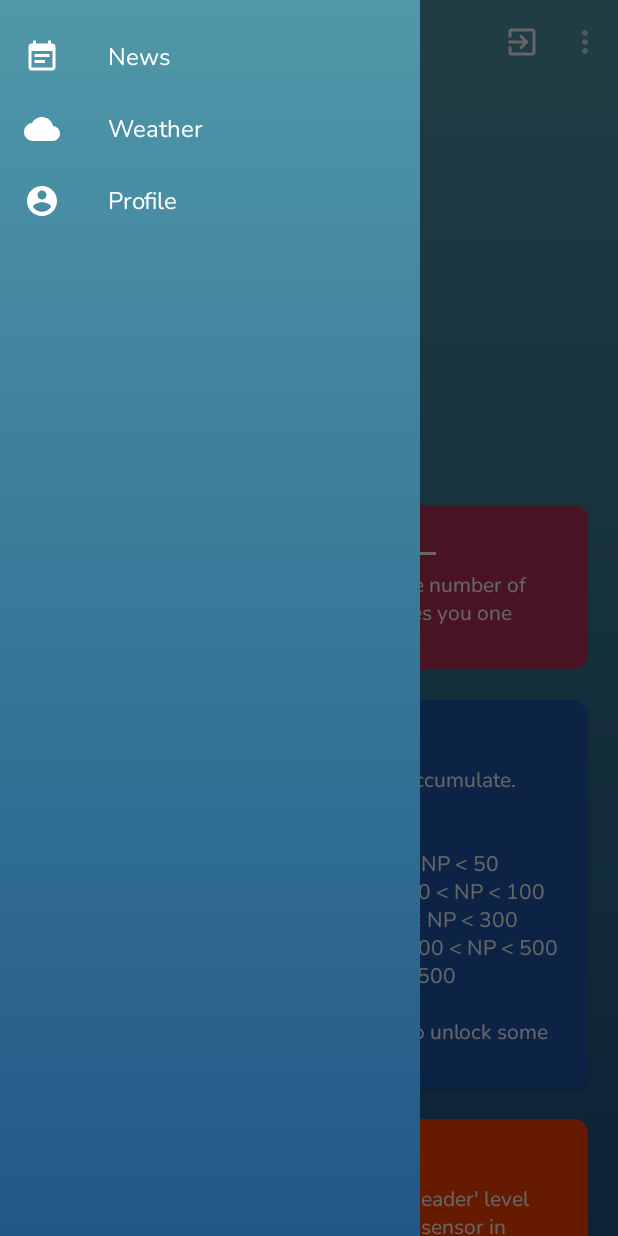
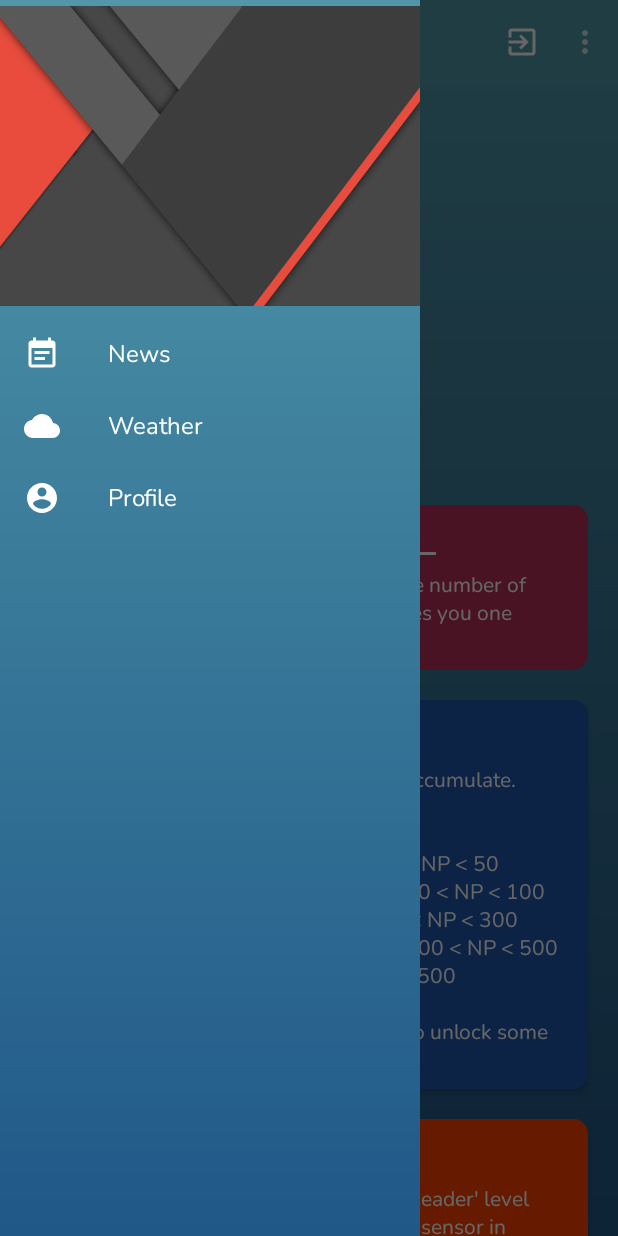
Before and after one commit to Dharun1704/Puddle_Delta_Project, an Android app: the ProfileActivity screen opened directly, with no data from a screen before it, with the side drawer open, on a phone screen of 412 x 824 dp. Run offline under Robolectric (Android 15) with nearby library versions, the phone set to English and light mode, and no system bars; our stand-ins replace Firebase (no records; nobody signed in at launch, a user with empty details on screens opened directly); Roboto replaces fonts that are not available here; 1 statement that could not run was skipped.

Commit message:
updated navigation drawer

```diff
--- a/app/src/main/java/com/example/puddle/LoginActivity.java
+++ b/app/src/main/java/com/example/puddle/LoginActivity.java
@@ -215,6 +215,7 @@ public class LoginActivity extends AppCompatActivity {
         User user = new User();
         user.setUsername(username);
         user.setEmail(email);
+        user.setNp(0);
         String pwd = startEncryption(password);
         user.setPassword(pwd);
         reference.child(username).setValue(user);
--- a/app/src/main/java/com/example/puddle/ProfileActivity.java
+++ b/app/src/main/java/com/example/puddle/ProfileActivity.java
@@ -65,7 +65,7 @@ public class ProfileActivity extends AppCompatActivity implements NavigationView
     private LinearLayout dvlModePassword, dvlModeMain;
     private DatabaseReference reference;
 
-    TextView appTitle, userLvl, newsPoint, newsTheme, noBookmarkFound, bookmarksHD;
+    TextView appTitle, userLvl, newsPoint, newsTheme, noBookmarkFound, bookmarksHD, userDisplay;
     RelativeLayout NewsThemeLayout;
     EditText dvlPassword, dvlCustomNp;
     ImageButton deleteBookmark;
@@ -106,6 +106,8 @@ public class ProfileActivity extends AppCompatActivity implements NavigationView
 
         navigationView = findViewById(R.id.navigationView);
         navigationView.setNavigationItemSelectedListener(this);
+        userDisplay = navigationView.getHeaderView(0).findViewById(R.id.userDisplayText);
+        userDisplay.setText(user);
 
         drawerLayout = findViewById(R.id.profile_layout);
         toggle = new ActionBarDrawerToggle(this, drawerLayout, R.string.open, R.string.close);
@@ -157,16 +159,13 @@ public class ProfileActivity extends AppCompatActivity implements NavigationView
             dvlModePassword.setVisibility(View.GONE);
         }
 
-        SharedPreferences newsPoints = getSharedPreferences("newsPoints", Context.MODE_PRIVATE);
-        np = newsPoints.getInt("np", 0);
         reference.addValueEventListener(new ValueEventListener() {
             @Override
             public void onDataChange(@NonNull DataSnapshot snapshot) {
                 np = snapshot.child("np").getValue(Integer.class);
-                SharedPreferences newsPoints = getSharedPreferences("newsPoints", Context.MODE_PRIVATE);
-                SharedPreferences.Editor editor = newsPoints.edit();
-                editor.putInt("np", np);
-                editor.apply();
+                assignLevel(np);
+                Log.i(TAG, "onCreate: " + np);
+                newsPoint.setText(String.valueOf(np));
             }
 
             @Override
@@ -176,7 +175,7 @@ public class ProfileActivity extends AppCompatActivity implements NavigationView
         });
 
         assignLevel(np);
-        Log.i(TAG, "onCreate: " + np);
+        Log.i(TAG, "onCreate2: " + np);
         newsPoint.setText(String.valueOf(np));
 
         fTheme = new String[2];
@@ -247,10 +246,7 @@ public class ProfileActivity extends AppCompatActivity implements NavigationView
                     if (event2 == null || !event2.isShiftPressed()) {
 
                         np = Integer.parseInt(view.getText().toString());
-                        SharedPreferences newsPoints = getSharedPreferences("newsPoints", Context.MODE_PRIVATE);
-                        SharedPreferences.Editor editor = newsPoints.edit();
-                        editor.putInt("np", np);
-                        editor.apply();
+                        reference.child("np").setValue(np);
                         newsPoint.setText(String.valueOf(np));
                         assignLevel(np);
                         dvlCustomNp.setText("");
@@ -365,10 +361,6 @@ public class ProfileActivity extends AppCompatActivity implements NavigationView
 
         else if (item.getItemId() == R.id.profile_reset) {
             np = 0;
-            SharedPreferences newsPoints = getSharedPreferences("newsPoints", Context.MODE_PRIVATE);
-            SharedPreferences.Editor editor = newsPoints.edit();
-            editor.putInt("np", np);
-            editor.apply();
             reference.child("np").setValue(np);
             newsPoint.setText(String.valueOf(np));
             isDeveloper = false;
@@ -475,10 +467,6 @@ public class ProfileActivity extends AppCompatActivity implements NavigationView
                         np = Integer.parseInt(view.getText().toString());
                         Log.i(TAG, "onEditorAction: " + np);
                         setInFirebase(np);
-                        SharedPreferences newsPoints = getSharedPreferences("newsPoints", Context.MODE_PRIVATE);
-                        SharedPreferences.Editor editor = newsPoints.edit();
-                        editor.putInt("np", np);
-                        editor.apply();
                         newsPoint.setText(String.valueOf(np));
                         assignLevel(np);
                         dvlCustomNp.setText("");
--- a/app/src/main/java/com/example/puddle/WeatherActivity.java
+++ b/app/src/main/java/com/example/puddle/WeatherActivity.java
@@ -100,7 +100,7 @@ public class WeatherActivity extends AppCompatActivity implements NavigationView
 
     ImageView mMainImage, errorImage;
     TextView mTemp, mLocation, mWind, mPressure, mHumidity, mDewPoint, mClouds, mSunRise, mSunSet, mVisibility,
-            mAppName, mMain, mDescription, mRain;
+            mAppName, mMain, mDescription, mRain, userDisplay;
     TextView[] forecastDate, forecastDay, forecastDesc, forecastMaxTemp, forecastMinTemp;
     ImageView[] forecastImage;
     Button getCurrLocWtr;
@@ -173,6 +173,10 @@ public class WeatherActivity extends AppCompatActivity implements NavigationView
 
         navigationView = findViewById(R.id.navigationView);
         navigationView.setNavigationItemSelectedListener(this);
+        SharedPreferences userProfileName = getSharedPreferences("userProfileName", MODE_PRIVATE);
+        String user = userProfileName.getString("userName", "");
+        userDisplay = navigationView.getHeaderView(0).findViewById(R.id.userDisplayText);
+        userDisplay.setText(user);
 
         toggle = new ActionBarDrawerToggle(this, weatherLayout, R.string.open, R.string.close);
         weatherLayout.addDrawerListener(toggle);
--- a/app/src/main/res/layout/activity_news.xml
+++ b/app/src/main/res/layout/activity_news.xml
@@ -315,6 +315,7 @@
         android:layout_height="match_parent"
         android:layout_gravity="start"
         app:menu="@menu/nav_drawer"
+        app:headerLayout="@layout/nav_drawer_header"
         app:itemIconTint="#FFF"
         android:theme="@style/SideDrawer"
         android:background="@drawable/background_violetblue"
--- a/app/src/main/res/layout/activity_profile.xml
+++ b/app/src/main/res/layout/activity_profile.xml
@@ -439,6 +439,7 @@
         app:menu="@menu/nav_drawer"
         app:itemIconTint="#FFF"
         android:theme="@style/SideDrawer"
+        app:headerLayout="@layout/nav_drawer_header"
         android:background="@drawable/background_bluegradiant2"
         app:itemTextColor="#FFF"/>
 
--- a/app/src/main/res/layout/activity_weather.xml
+++ b/app/src/main/res/layout/activity_weather.xml
@@ -954,6 +954,7 @@
         android:id="@+id/navigationView"
         android:layout_height="match_parent"
         android:layout_gravity="start"
+        app:headerLayout="@layout/nav_drawer_header"
         app:menu="@menu/nav_drawer"
         app:itemIconTint="#FFF"
         android:theme="@style/SideDrawer"
--- /dev/null
+++ b/app/src/main/res/layout/nav_drawer_header.xml
@@ -0,0 +1,20 @@
+<?xml version="1.0" encoding="utf-8"?>
+<RelativeLayout xmlns:android="http://schemas.android.com/apk/res/android"
+    android:orientation="vertical"
+    android:layout_width="match_parent"
+    android:layout_height="200dp"
+    android:background="@drawable/nav_menu_header_bg1">
+
+    <TextView
+        android:layout_width="wrap_content"
+        android:layout_height="wrap_content"
+        android:fontFamily="@font/nunito"
+        android:layout_alignParentBottom="true"
+        android:layout_marginBottom="16dp"
+        android:layout_marginStart="16dp"
+        android:textColor="#FFF"
+        android:textSize="17sp"
+        android:id="@+id/userDisplayText"
+        android:text="User Name"/>
+
+</RelativeLayout>
```
Also changed, not shown: app/src/main/java/com/example/puddle/NewsActivity.java (+3 -8 lines), app/src/main/java/com/example/puddle/User.java (+9 -0 lines), app/src/main/res/layout/navigation_header.xml (deleted, +0 -9 lines), app/src/main/res/drawable/nav_menu_header_bg1.png (added).
